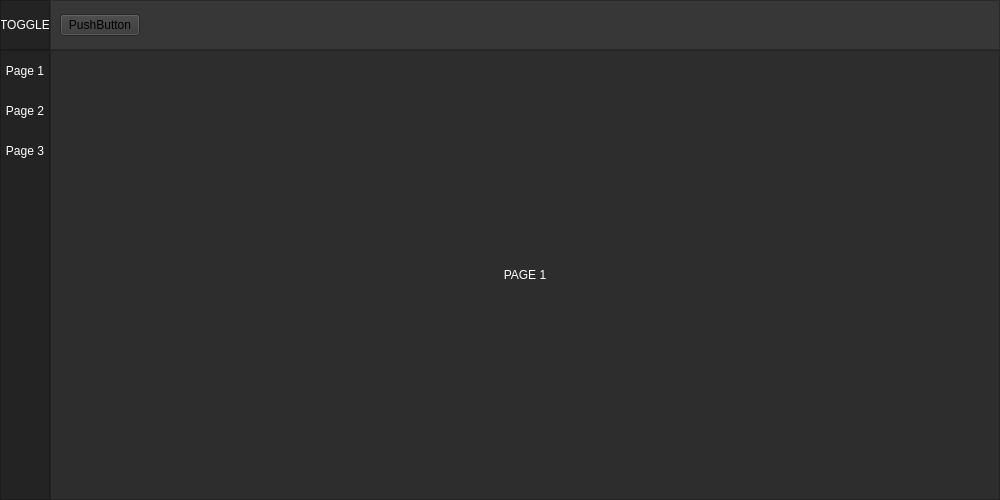
Old version of the form uis/res/ui_main.ui in the repository GorgeousOne/TaskManagementApp.
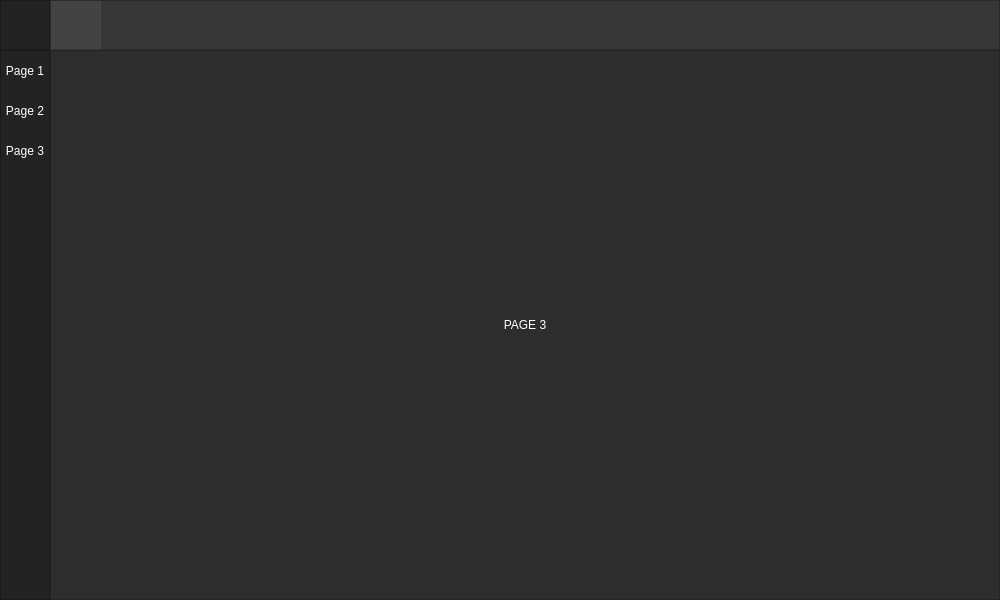
New version of the form. The open tabs and pages were chosen to show the change. Icons and pictures are not drawn.

The edit to the form file:
```diff
--- a/uis/res/ui_main.ui
+++ b/uis/res/ui_main.ui
@@ -7,7 +7,7 @@
     <x>0</x>
     <y>0</y>
     <width>1000</width>
-    <height>500</height>
+    <height>600</height>
    </rect>
   </property>
   <property name="minimumSize">
@@ -84,13 +84,13 @@
          <property name="minimumSize">
           <size>
            <width>50</width>
-           <height>0</height>
+           <height>50</height>
           </size>
          </property>
          <property name="maximumSize">
           <size>
            <width>50</width>
-           <height>16777215</height>
+           <height>50</height>
           </size>
          </property>
          <property name="styleSheet">
@@ -135,15 +135,28 @@
             <property name="maximumSize">
              <size>
               <width>50</width>
-              <height>16777215</height>
+              <height>50</height>
              </size>
             </property>
             <property name="styleSheet">
-             <string notr="true">color: rgb(255, 255, 255);
-border: none;</string>
+             <string notr="true">QPushButton {
+	border: 0px solid;
+	background-image: url(:/images/icons/burger.png);
+}
+
+QPushButton:hover:!pressed {
+	background-color: rgba(255, 255, 255, 15);
+}
+</string>
             </property>
             <property name="text">
-             <string>TOGGLE</string>
+             <string/>
+            </property>
+            <property name="iconSize">
+             <size>
+              <width>50</width>
+              <height>50</height>
+             </size>
             </property>
            </widget>
           </item>
@@ -151,7 +164,17 @@
         </widget>
        </item>
        <item>
-        <widget class="QFrame" name="frame_top">
+        <widget class="QFrame" name="top_btn_frame">
+         <property name="styleSheet">
+          <string notr="true">.QPushButton {
+	border: 0px solid;
+	background-color: rgba(255, 255, 255, 15);
+}
+
+.QPushButton:hover:!pressed {
+	background-color: rgba(255, 255, 255, 30);
+}</string>
+         </property>
          <property name="frameShape">
           <enum>QFrame::StyledPanel</enum>
          </property>
@@ -159,10 +182,46 @@
           <enum>QFrame::Raised</enum>
          </property>
          <layout class="QHBoxLayout" name="horizontalLayout_3">
+          <property name="spacing">
+           <number>0</number>
+          </property>
+          <property name="leftMargin">
+           <number>0</number>
+          </property>
+          <property name="topMargin">
+           <number>0</number>
+          </property>
+          <property name="rightMargin">
+           <number>0</number>
+          </property>
+          <property name="bottomMargin">
+           <number>0</number>
+          </property>
           <item>
-           <widget class="QPushButton" name="pushButton">
+           <widget class="QPushButton" name="create_note_btn">
+            <property name="minimumSize">
+             <size>
+              <width>50</width>
+              <height>50</height>
+             </size>
+            </property>
+            <property name="maximumSize">
+             <size>
+              <width>50</width>
+              <height>50</height>
+             </size>
+            </property>
+            <property name="styleSheet">
+             <string notr="true">background-image: url(:/images/icons/plus.png);</string>
+            </property>
             <property name="text">
-             <string>PushButton</string>
+             <string/>
+            </property>
+            <property name="iconSize">
+             <size>
+              <width>50</width>
+              <height>50</height>
+             </size>
             </property>
            </widget>
           </item>
@@ -224,7 +283,19 @@
           </size>
          </property>
          <property name="styleSheet">
-          <string notr="true">background-color: rgb(35, 35, 35);</string>
+          <string notr="true">QFrame {
+	background-color: rgb(35, 35, 35);
+}
+
+.QPushButton {
+	color: rgb(255, 255, 255);
+	background-color: rgba(0 ,0 , 0, 0);
+	border: none;
+}
+
+.QPushButton:hover:!pressed {
+	background-color: rgba(255, 255 ,255, 20);
+}</string>
          </property>
          <property name="frameShape">
           <enum>QFrame::StyledPanel</enum>
@@ -373,22 +444,8 @@
             <property name="currentIndex">
              <number>2</number>
             </property>
-            <widget class="QWidget" name="page_1">
-             <layout class="QVBoxLayout" name="verticalLayout_7">
-              <item>
-               <widget class="QLabel" name="label_1">
-                <property name="styleSheet">
-                 <string notr="true">color: #FFF;</string>
-                </property>
-                <property name="text">
-                 <string>PAGE 1</string>
-                </property>
-                <property name="alignment">
-                 <set>Qt::AlignCenter</set>
-                </property>
-               </widget>
-              </item>
-             </layout>
+            <widget class="QWidget" name="page1_widget">
+             <layout class="QVBoxLayout" name="verticalLayout_7"/>
             </widget>
             <widget class="QWidget" name="page_2">
              <layout class="QVBoxLayout" name="verticalLayout_6">
```
Left out of the diff: 70 changed lines with no effect on the pictures.
